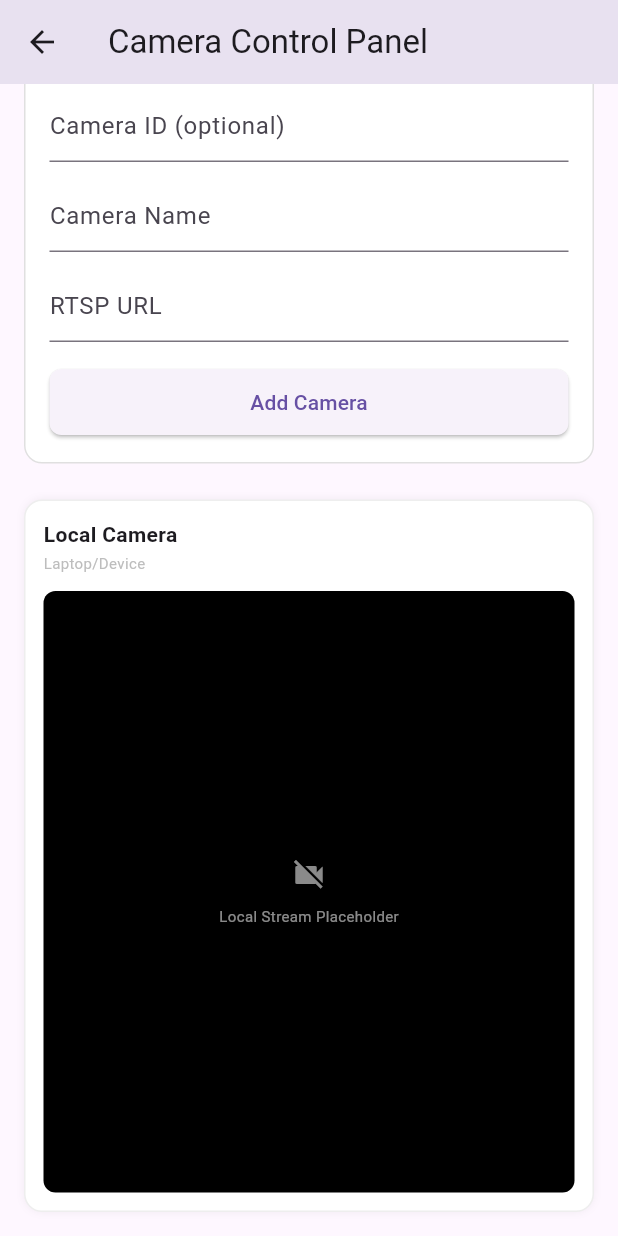
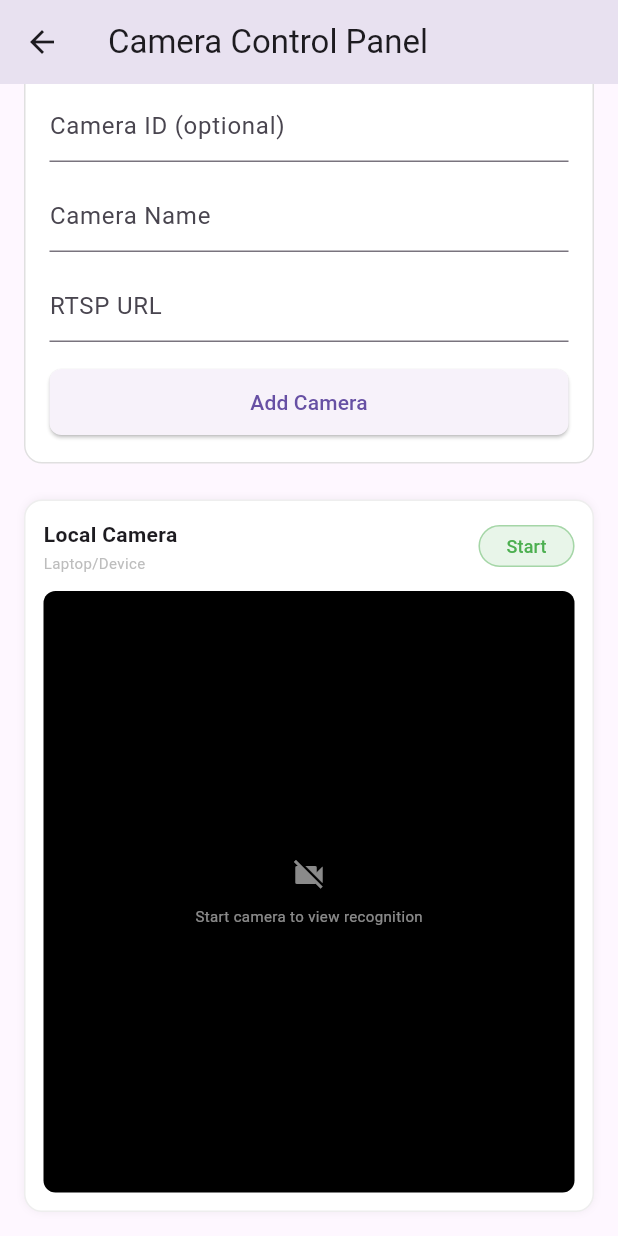
Before and after one commit to hanifuddin15/ai_live_streaming_test, a Flutter app: the HomeView screen opened by its route, scrolled down 183 dp, on a phone screen of 412 x 824 dp. Run offline on Flutter 3.47's test engine with Material 3 defaults, Android fonts, the phone set to English and light mode, and no system bars; our stand-ins replace badges, connectivity_plus, dartz, dio, dropdown_search, flutter_easyloading and 4 more; missing offline and left inert: ansicolor, flutter_webrtc, mjpeg_view, searchable_paginated_dropdown; accounts and stored records are empty; network calls fail.

Commit message:
feat: Implement camera live streaming with WebRTC and RTSP support, adding related dependencies and UI components.

```diff
--- a/lib/app/modules/home/controllers/home_controller.dart
+++ b/lib/app/modules/home/controllers/home_controller.dart
@@ -1,16 +1,27 @@
 import 'package:flutter/material.dart';
 import 'package:get/get.dart';
 import 'package:ip_camera_live_streaming/app/core/models/camera.dart';
+import 'package:ip_camera_live_streaming/app/core/services/webrtc_service.dart';
 import 'package:ip_camera_live_streaming/app/repository/camera_repository.dart';
 import 'package:ip_camera_live_streaming/app/core/config/api_constant.dart';
+import 'package:permission_handler/permission_handler.dart';
 
 class HomeController extends GetxController {
   final CameraRepository _repository = CameraRepository.instance;
+  final WebRTCService _webRTCService = Get.put(WebRTCService());
 
   // State
   final RxList<Camera> cameras = <Camera>[].obs;
   final RxString error = ''.obs;
   final RxBool isLoading = false.obs;
+
+  // Local Camera State
+  // "cmkdpsq300000j7284bwluxh2" is the default ID from the React code
+  final String localCameraId = "cmkdpsq300000j7284bwluxh2";
+  final String localCameraName = "Mobile Camera";
+
+  RxBool get isLocalCameraActive => _webRTCService.isActive;
+  String get localStreamError => _webRTCService.error.value;
 
   // Form Controllers
   final TextEditingController newIdController = TextEditingController();
@@ -110,39 +121,55 @@ class HomeController extends GetxController {
     );
   }
 
+  // Local Camera Methods
+  Future<void> startLocalCamera() async {
+    // Request Permissions first
+    Map<Permission, PermissionStatus> statuses = await [
+      Permission.camera,
+      Permission.microphone,
+    ].request();
+
+    if (statuses[Permission.camera] != PermissionStatus.granted) {
+      error.value = "Camera permission denied";
+      return;
+    }
+
+    _webRTCService.startStream(
+      cameraId: localCameraId,
+      companyId: null, // Add if needed
+      streamType: 'attendance'
+    );
+  }
+
+  Future<void> stopLocalCamera() async {
+    _webRTCService.stopStream();
+  }
+
   String getStreamUrl(Camera c) {
-    // Logic from page.tsx:
-    // ${AI_HOST}/camera/recognition/stream/${encodeURIComponent(c.id)}/${encodeURIComponent(c.name)}${streamQuery}
+    return _buildStreamUrl(c.id??'', c.name??'', c.companyId);
+  }
 
-    // We need to construct streamQuery.
-    // const params = new URLSearchParams();
-    // params.set("type", "attendance");
-    // if (companyId) params.set("companyId", companyId);
+  String getLocalStreamUrl() {
+    return _buildStreamUrl(localCameraId, localCameraName, null);
+  }
 
-    // Assuming companyId comes from user token, but implemented simply for now.
-    // In page.tsx: const companyId = getCompanyIdFromToken();
-    // In our app, we might get it from User model.
-    // For now, let's hardcode or leave blank if we don't have it easily accessible,
-    // or fetch from AuthRepository if needed.
-    // Let's assume generic for now.
-
+  String _buildStreamUrl(String id, String name, String? companyId) {
     const baseUrl = ApiConstant.aiCameraViewUrl;
-    final encodedId = Uri.encodeComponent(c.id??'');
-    final encodedName = Uri.encodeComponent(c.name??'');
+    final encodedId = Uri.encodeComponent(id);
+    final encodedName = Uri.encodeComponent(name);
 
     // Query params
     final queryParams = <String, String>{
       'type': 'attendance',
     };
 
-    if (c.companyId != null && c.companyId!.isNotEmpty) {
-      queryParams['companyId'] = c.companyId!;
+    if (companyId != null && companyId.isNotEmpty) {
+      queryParams['companyId'] = companyId;
     }
 
     final queryString = Uri(queryParameters: queryParams).query;
 
     final streamUrl = '$baseUrl$encodedId/$encodedName?$queryString';
-    debugPrint('Stream URL for ${c.name}: $streamUrl');
     return streamUrl;
   }
 }
--- a/lib/app/modules/home/views/home_view.dart
+++ b/lib/app/modules/home/views/home_view.dart
@@ -186,6 +186,31 @@ class HomeView extends GetView<HomeController> {
                    ],
                  ),
                ),
+               // Start/Stop Button
+               Obx(() => SizedBox(
+                 height: 28,
+                 child: OutlinedButton(
+                   onPressed: () {
+                     if (controller.isLocalCameraActive.value) {
+                       controller.stopLocalCamera();
+                     } else {
+                       controller.startLocalCamera();
+                     }
+                   },
+                   style: OutlinedButton.styleFrom(
+                     padding: const EdgeInsets.symmetric(horizontal: 8),
+                     side: BorderSide(color: controller.isLocalCameraActive.value ? Colors.red[200]! : Colors.green[200]!),
+                     backgroundColor: controller.isLocalCameraActive.value ? Colors.red[50] : Colors.green[50],
+                   ),
+                   child: Text(
+                     controller.isLocalCameraActive.value ? 'Stop' : 'Start',
+                     style: TextStyle(
+                       fontSize: 12,
+                       color: controller.isLocalCameraActive.value ? Colors.red : Colors.green
+                     ),
+                   ),
+                 ),
+               ))
             ],
           ),
           const SizedBox(height: 12),
@@ -197,18 +222,39 @@ class HomeView extends GetView<HomeController> {
                 color: Colors.black,
                 borderRadius: BorderRadius.circular(8),
               ),
-              child: const Center(
+              clipBehavior: Clip.antiAlias,
+              child: Obx(() {
+                if (controller.isLocalCameraActive.value) {
+                  return MjpegView(
+                    uri: controller.getLocalStreamUrl(),
+                    fit: BoxFit.cover,
+                  );
+                }
+                return const Center(
                   child: Column(
                     mainAxisSize: MainAxisSize.min,
                     children: [
                       Icon(Icons.videocam_off, color: Colors.white54),
                       SizedBox(height: 8),
-                    Text('Local Stream Placeholder', style: TextStyle(color: Colors.white54, fontSize: 10)),
+                      Text('Start camera to view recognition', style: TextStyle(color: Colors.white54, fontSize: 10)),
                     ],
                   ),
+                );
+              }),
             ),
           ),
+          Obx(() {
+            if (controller.localStreamError.isNotEmpty) {
+              return Padding(
+                padding: const EdgeInsets.only(top: 8.0),
+                child: Text(
+                  controller.localStreamError,
+                  style: const TextStyle(color: Colors.red, fontSize: 10),
                 ),
+              );
+            }
+            return const SizedBox.shrink();
+          }),
         ],
       ),
     );
--- a/pubspec.yaml
+++ b/pubspec.yaml
@@ -27,6 +27,8 @@ dependencies:
   dropdown_search: ^6.0.2
   flutter_svg: ^2.2.3
   mjpeg_view: ^1.0.1
+  flutter_webrtc: ^1.3.0
+  permission_handler: ^12.0.1
 
 dev_dependencies:
   flutter_test:
```
Also changed, not shown: lib/app/core/services/webrtc_service.dart (added, +174 -0 lines), pubspec.lock, 6 other files. Lines whose indentation alone changed are shown as unchanged.
